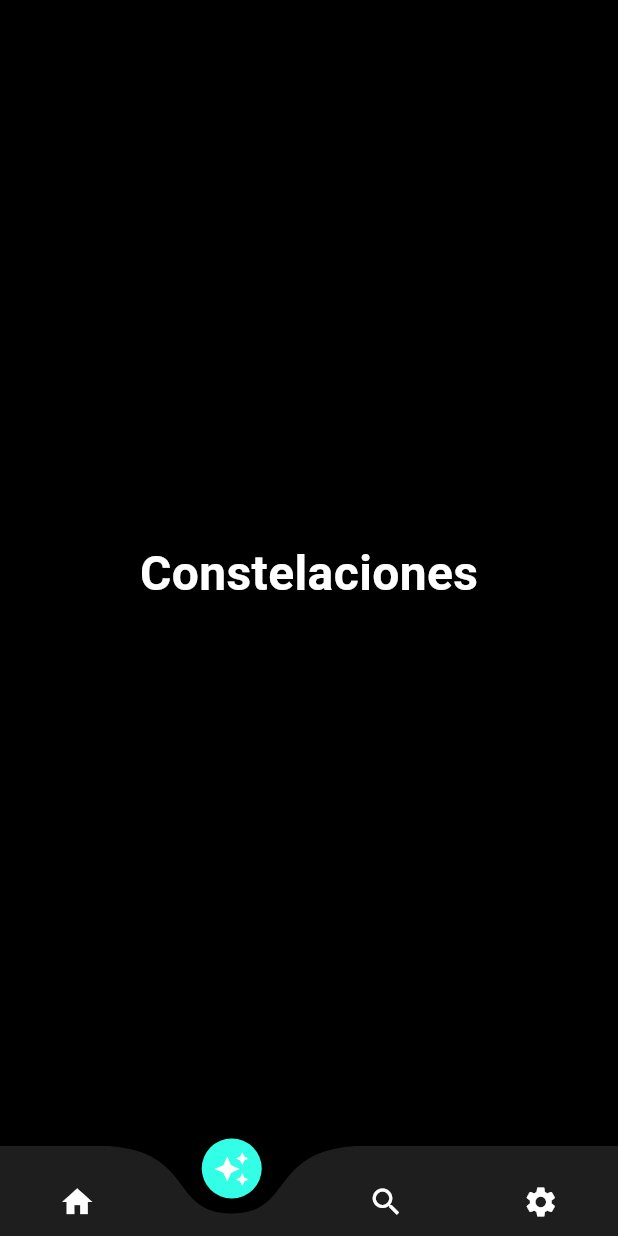
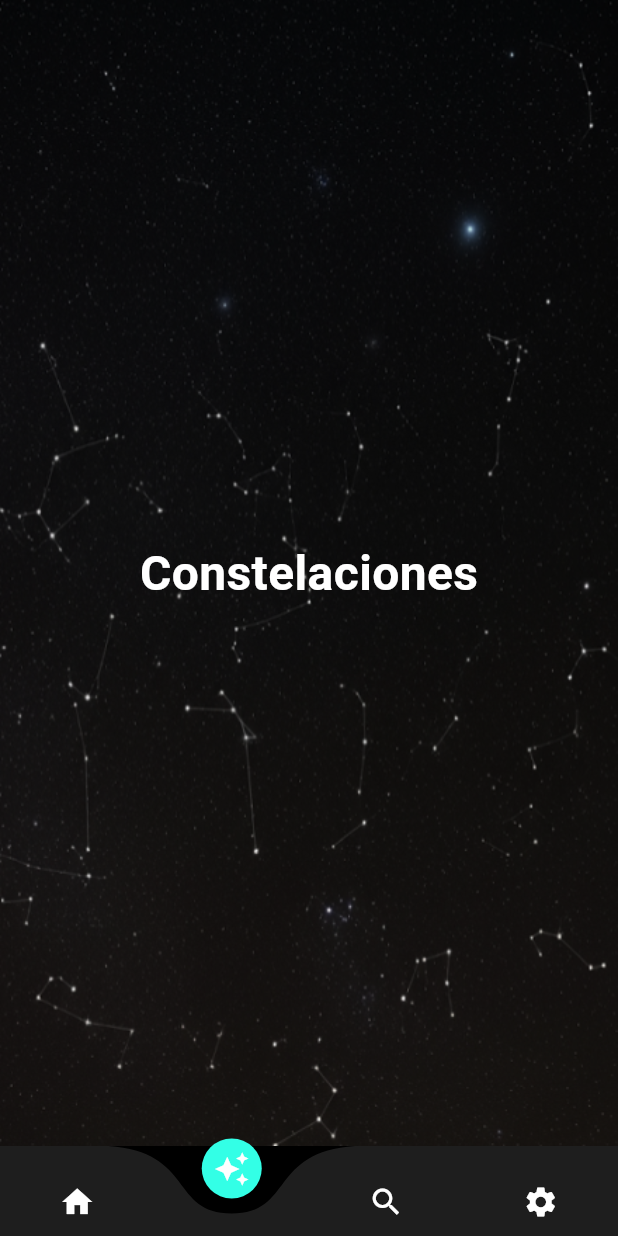
Before and after one commit to lh1862570-stack/flutternewapp, a Flutter app: the ConstellationsPage screen opened by its route, on a phone screen of 412 x 824 dp. Run offline on Flutter 3.47's test engine with Material 3 defaults, Android fonts, the phone set to English and light mode, and no system bars; drawn by our look-alikes of curved_navigation_bar; our stand-ins replace go_router, lottie, shared_preferences; accounts and stored records are empty.

Commit message:
agregue las paginas a la app

```diff
--- a/lib/screens/constellations.dart
+++ b/lib/screens/constellations.dart
@@ -5,9 +5,16 @@ class ConstellationsPage extends StatelessWidget {
 
   @override
   Widget build(BuildContext context) {
-    return const Scaffold(
+    return Scaffold(
       backgroundColor: Colors.black,
-      body: Center(
+      body: Stack(
+        fit: StackFit.expand,
+        children: [
+          Image.asset(
+            'assets/images/constellations.png',
+            fit: BoxFit.cover,
+          ),
+          const Center(
             child: Text(
               'Constelaciones',
               style: TextStyle(
@@ -17,6 +24,8 @@ class ConstellationsPage extends StatelessWidget {
               ),
             ),
           ),
+        ],
+      ),
     );
   }
 }
```
Also changed, not shown: lib/screens/home.dart (+11 -2 lines), lib/screens/search.dart (+11 -2 lines), lib/screens/settings.dart (+11 -2 lines), assets/images/constellations.png (renamed from assets/images/constallations.png). Lines whose indentation alone changed are shown as unchanged.
